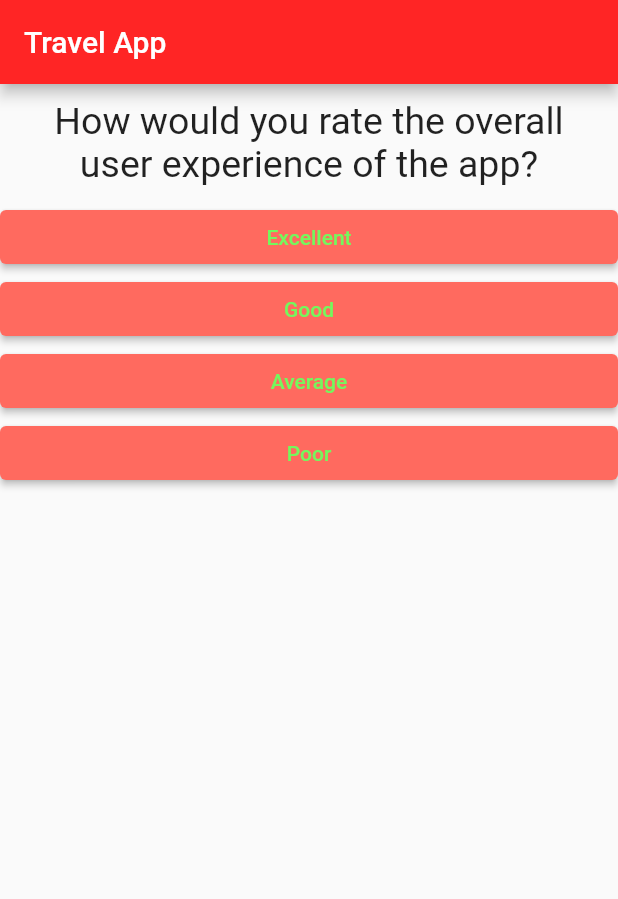
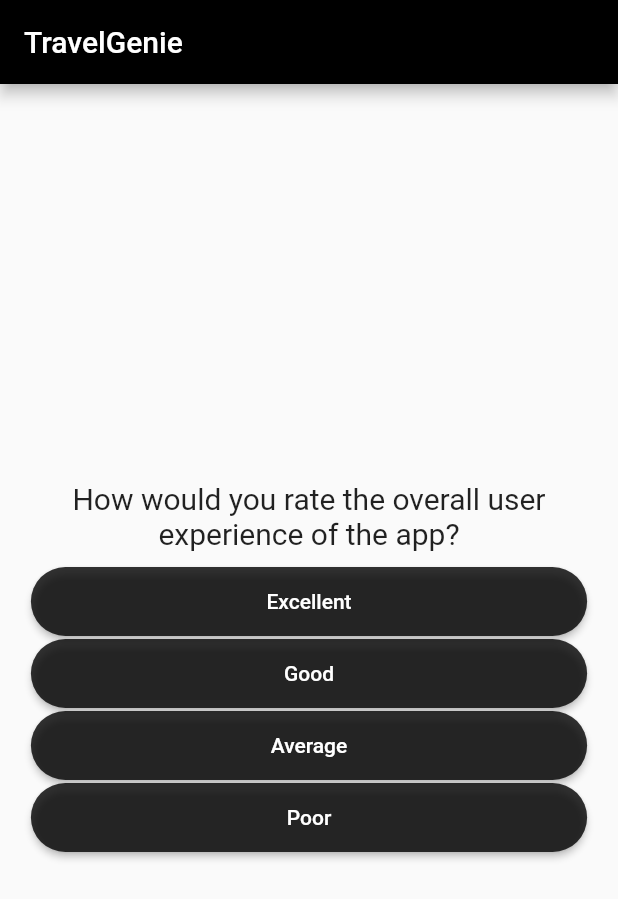
Before and after one commit to HiBorn4/flutter-review-app, a Flutter app: the screen it shows after launch, on a phone screen of 412 x 824 dp. Shown: the top 899 px of the screen. Run offline on Flutter 3.47's test engine with Material 2 defaults, Android fonts, the phone set to English and light mode, and no system bars.

Commit message:
Ready as a seprate project

```diff
--- a/lib/answer.dart
+++ b/lib/answer.dart
@@ -19,20 +19,23 @@ class Answer extends StatelessWidget {
 // answertext string in the button.
   @override
   Widget build(BuildContext context) {
-    return SizedBox(
-      width: double.infinity,
+    return FractionallySizedBox(
+      widthFactor: 0.9,
+      child: SizedBox(
+        // width: double.infinity,
         // color: Colors.black87,
         child: ElevatedButton(
           onPressed: selectHandler,
           style: ElevatedButton.styleFrom(
-                foregroundColor: Color.alphaBlend(
-                    const Color.fromARGB(255, 116, 247, 93),
-                    Colors.red.shade300),
-                  backgroundColor: Color.alphaBlend(
-                    const Color.fromARGB(255, 255, 106, 95),
-                    Colors.black)
+            foregroundColor: Colors.white,
+            backgroundColor: Colors.black.withOpacity(0.8),
+            shape: RoundedRectangleBorder(
+              borderRadius: BorderRadius.circular(1000000000),
+            ),
+            padding: const EdgeInsets.symmetric(vertical: 15, horizontal: 20),
           ),
           child: Text(answertext),
+        ),
       ),
     );
   }
--- a/lib/main.dart
+++ b/lib/main.dart
@@ -39,7 +39,7 @@ class _MyAppState extends State<MyApp> {
           {'text': 'Excellent', 'score': 10},
           {'text': 'Good', 'score': 7},
           {'text': 'Average', 'score': 4},
-          {'text': 'Poor', 'score': 1}
+          {'text': 'Poor', 'score': 1},
         ]
       },
       {
@@ -155,14 +155,14 @@ class _MyAppState extends State<MyApp> {
     }
 
     return MaterialApp(
-      home: Scaffold(
-        appBar: AppBar(
-            title: const Text("Travel App"),
-            backgroundColor: const Color.fromARGB(255, 255, 37, 37)),
-        body: questionIndex < questions.length
-            ? Quiz(answerQuestions, questionIndex, questions)
-            : Result(total_score, resetQuiz),
+        home: Scaffold(
+      appBar: AppBar(
+        title: const Text("TravelGenie"),
+        backgroundColor: Colors.black,
       ),
-    );
+      body: questionIndex < questions.length
+          ? Quiz(answerQuestions, questionIndex, questions)
+          : Result(total_score, resetQuiz),
+    ));
   }
 }
--- a/lib/question.dart
+++ b/lib/question.dart
@@ -7,13 +7,15 @@ class Question extends StatelessWidget {
 
   @override
   Widget build(BuildContext context) {
-    return Container(
-      width: double.infinity,
-      margin: const EdgeInsets.all(10),
-      child: Text(
-        questionText,
-        style: const TextStyle(fontSize: 25),
-        textAlign: TextAlign.center,
+    return Center(
+      child: Container(
+        width: double.infinity,
+        margin: const EdgeInsets.all(10),
+        child: Text(
+          questionText,
+          style: const TextStyle(fontSize: 20),
+          textAlign: TextAlign.center,
+        ),
       ),
     );
   }
--- a/lib/quiz.dart
+++ b/lib/quiz.dart
@@ -12,16 +12,18 @@ import 'question.dart';
 class Quiz extends StatelessWidget {
 //  declares a final variable called answerQuestions which is a function that takes an
 // integer parameter and returns void.
-  final void Function(int) answerQuestions; // a function that takes an int parameter and returns void
+  final void Function(int)
+      answerQuestions; // a function that takes an int parameter and returns void
 //  declares a final variable called questionIndex of type int, which represents the current
 // index of the question being displayed.
   final int questionIndex; // an int representing the current question index
 // declares a final variable called questions of type List<Map<String, Object>>, which
 // represents the list of questions and answers for the quiz.
-  final List<Map<String, Object>> questions; // a list of maps, each map contains a question and its answers
+  final List<Map<String, Object>>
+      questions; // a list of maps, each map contains a question and its answers
 
-  const Quiz(
-      this.answerQuestions, this.questionIndex, this.questions, {Key? key})
+  const Quiz(this.answerQuestions, this.questionIndex, this.questions,
+      {Key? key})
       : super(key: key);
 
 // Question is a custom widget which is being called with a string argument to display the
@@ -29,18 +31,32 @@ class Quiz extends StatelessWidget {
   @override
   Widget build(BuildContext context) {
     return Column(
+      mainAxisAlignment: MainAxisAlignment.center,
+      children: [
+        Column(
           children: [
             Question(
               questions[questionIndex]['questiontext'].toString(),
+            ),
+          ],
         ),
         // This section is using the spread operator ... to expand the contents of the List of answers
         // returned by .map() into the Column children. The .map() method applies the given function
         // to each item of the list. Here, it maps the List<Map<String, Object>> of answers to a List
         // of Answer widgets. Each Answer widget is given a callback function that takes an integer
         // argument, and the answer text to display on the button.
-        ...(questions[questionIndex]['answers'] as List<Map<String, Object>>).map((answer) {
-          return Answer(() => answerQuestions(answer['score'] as int), answer['text'].toString());
+        Column(
+          children: [
+            ...(questions[questionIndex]['answers']
+                    as List<Map<String, Object>>)
+                .map((answer) {
+              return Answer(
+                () => answerQuestions(answer['score'] as int),
+                answer['text'].toString(),
+              );
             }).toList(),
+          ],
+        ),
       ],
     );
   }
```
Also changed, not shown: lib/result.dart (+16 -22 lines), pubspec.lock, 11 other files. Lines whose indentation alone changed are shown as unchanged.
